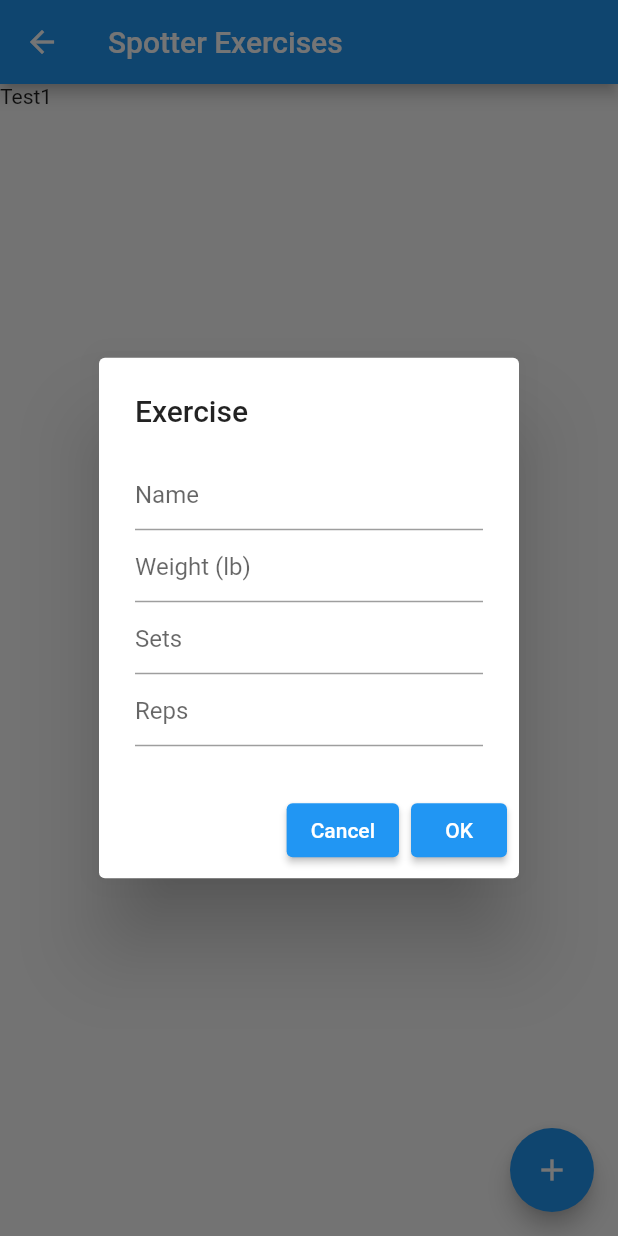
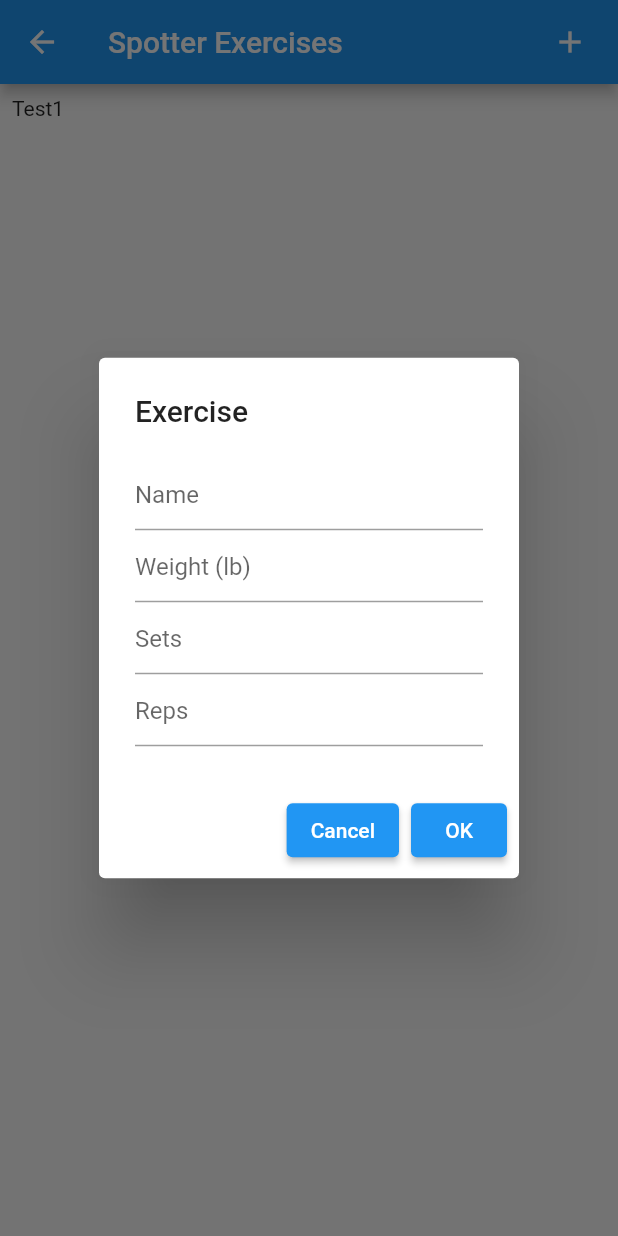
Before and after one commit to dkolosa/spotter, a Flutter app: the ExerciseView screen opened directly, after a tap on the "add" icon, on a phone screen of 412 x 824 dp. Run offline on Flutter 3.47's test engine with Material 2 defaults, Android fonts, the phone set to English and light mode, and no system bars; our stand-ins replace table_calendar.

Commit message:
add exercise in app menu, list exercises in listview builder

```diff
--- a/lib/exercises.dart
+++ b/lib/exercises.dart
@@ -12,35 +12,41 @@ var exerciseList = <String>["Test1"];
 class _ExerciseViewState extends State<ExerciseView> {
   String label = "";
 
-  String name = "";
-  String reps = "";
-  String sets = "";
-  String weight = "";
-
   @override
   Widget build(BuildContext context) {
     return Scaffold(
         appBar: AppBar(
           title: const Text("Spotter Exercises"),
-      ),
-      body: Column(
-        crossAxisAlignment: CrossAxisAlignment.center,
-        children: <Widget>[for (var item in exerciseList) Text(item)],
-      ),
-      floatingActionButton: FloatingActionButton(
-        child: const Icon(Icons.add),
-        onPressed: () async {
-          Map<int, String>? resultLabel = await _showTextInputDialog(context);
+          actions: <Widget>[
+            Padding(
+              padding: const EdgeInsets.only(right: 20.0),
+              child: GestureDetector(
+                onTap: () async {
+                  Map<int, String>? resultLabel =
+                      await _showTextInputDialog(context);
                   if (resultLabel != null) {
                     setState(() {
                       label =
-                  "Name: ${resultLabel[0]} Weight: ${resultLabel[1]} Sets: ${resultLabel[2]} Reps: ${resultLabel[3]}";
+                          "${resultLabel[0]}   Weight: ${resultLabel[1]}  Sets: ${resultLabel[2]}   Reps: ${resultLabel[3]}";
                       exerciseList.add(label);
                     });
                   }
                 },
+                child: const Icon(Icons.add),
               ),
+            )
+          ],
+        ),
+        body: ListView.builder(
+          padding: const EdgeInsets.all(8),
+          itemCount: exerciseList.length,
+          itemBuilder: (BuildContext context, int index) {
+            return Container(
+              height: 50,
+              child: Text('${exerciseList[index]}'),
             );
+          },
+        ));
   }
 
   final _textFieldControllerName = TextEditingController();
```
Lines whose indentation alone changed are shown as unchanged.
